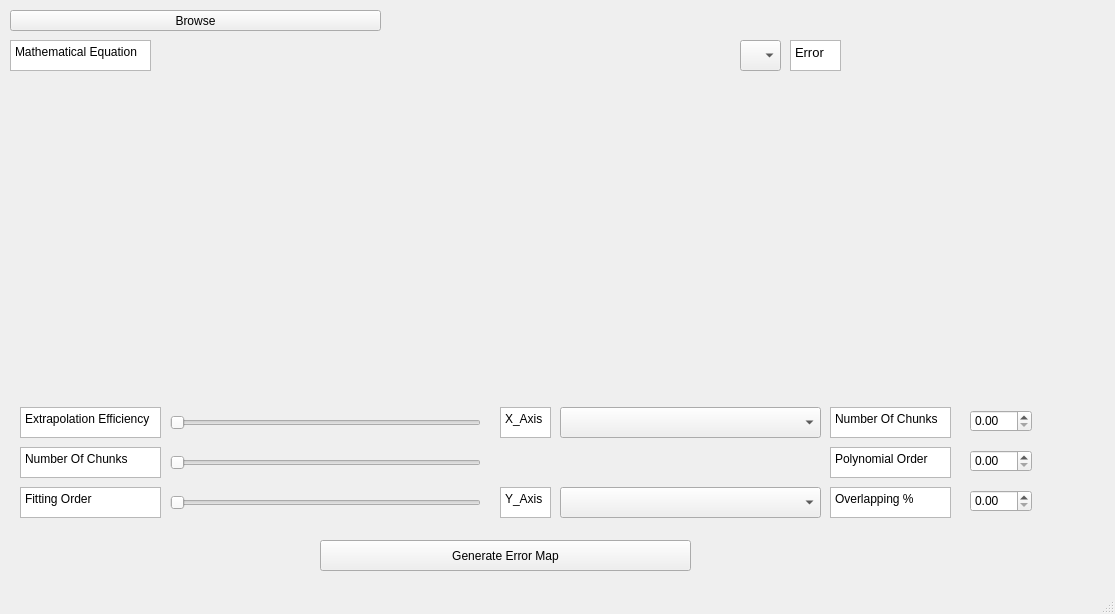
The window that Task4 - Interpolation & Curve Fitting/task4.ui (jemmyyy/dsptasks) describes before a commit, drawn with Qt 5.
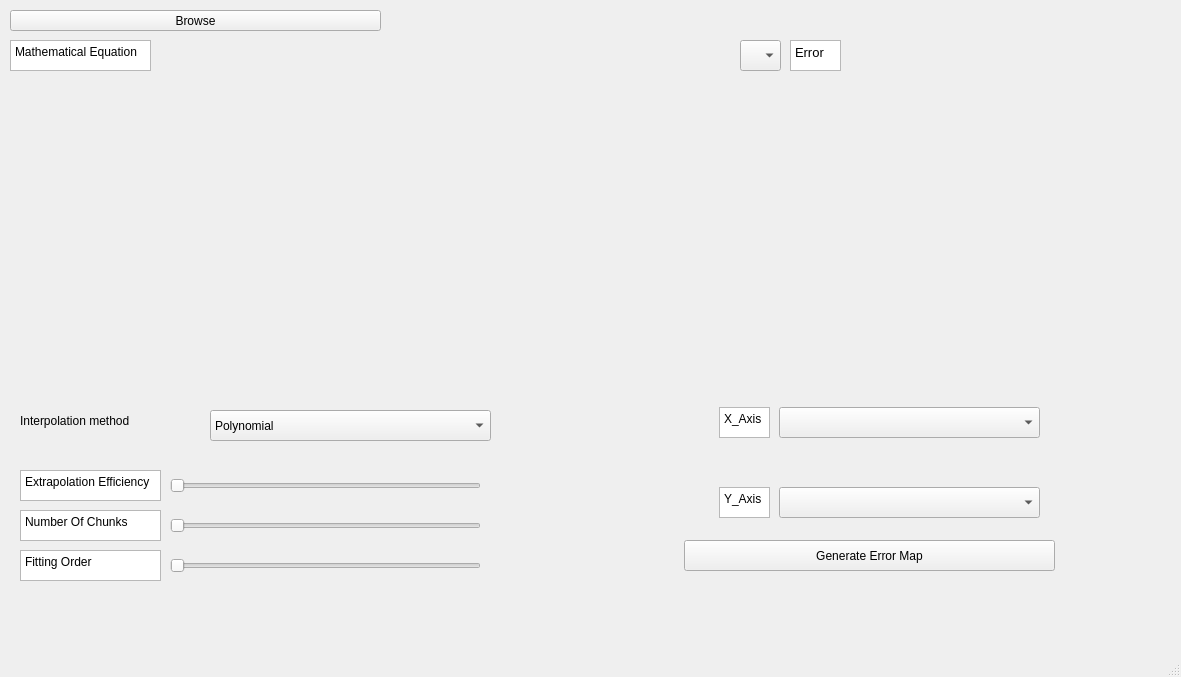
The same window after the commit. Icons and pictures are not drawn.

Commit message: cubic and spline interpolation added

What changed in the file:
```diff
--- a/Task4 - Interpolation & Curve Fitting/task4.ui
+++ b/Task4 - Interpolation & Curve Fitting/task4.ui
@@ -6,8 +6,8 @@
    <rect>
     <x>0</x>
     <y>0</y>
-    <width>1115</width>
-    <height>614</height>
+    <width>1181</width>
+    <height>677</height>
    </rect>
   </property>
   <property name="windowTitle">
@@ -2126,7 +2126,7 @@
     <property name="geometry">
      <rect>
       <x>170</x>
-      <y>407</y>
+      <y>470</y>
       <width>311</width>
       <height>31</height>
      </rect>
@@ -2139,7 +2139,7 @@
     <property name="geometry">
      <rect>
       <x>170</x>
-      <y>447</y>
+      <y>510</y>
       <width>311</width>
       <height>31</height>
      </rect>
@@ -2152,7 +2152,7 @@
     <property name="geometry">
      <rect>
       <x>170</x>
-      <y>487</y>
+      <y>550</y>
       <width>311</width>
       <height>31</height>
      </rect>
@@ -2164,7 +2164,7 @@
    <widget class="QComboBox" name="comboBox_2">
     <property name="geometry">
      <rect>
-      <x>560</x>
+      <x>779</x>
       <y>407</y>
       <width>261</width>
       <height>31</height>
@@ -2174,7 +2174,7 @@
    <widget class="QComboBox" name="comboBox_3">
     <property name="geometry">
      <rect>
-      <x>560</x>
+      <x>779</x>
       <y>487</y>
       <width>261</width>
       <height>31</height>
@@ -2184,7 +2184,7 @@
    <widget class="QTextBrowser" name="textBrowser_3">
     <property name="geometry">
      <rect>
-      <x>500</x>
+      <x>719</x>
       <y>487</y>
       <width>51</width>
       <height>31</height>
@@ -2192,16 +2192,16 @@
     </property>
     <property name="html">
      <string>&lt;!DOCTYPE HTML PUBLIC &quot;-//W3C//DTD HTML 4.0//EN&quot; &quot;http://www.w3.org/TR/REC-html40/strict.dtd&quot;&gt;
-&lt;html&gt;&lt;head&gt;&lt;meta name=&quot;qrichtext&quot; content=&quot;1&quot; /&gt;&lt;meta charset=&quot;utf-8&quot; /&gt;&lt;style type=&quot;text/css&quot;&gt;
+&lt;html&gt;&lt;head&gt;&lt;meta name=&quot;qrichtext&quot; content=&quot;1&quot; /&gt;&lt;style type=&quot;text/css&quot;&gt;
 p, li { white-space: pre-wrap; }
-&lt;/style&gt;&lt;/head&gt;&lt;body style=&quot; font-family:'Segoe UI'; font-size:9pt; font-weight:400; font-style:normal;&quot;&gt;
-&lt;p style=&quot; margin-top:0px; margin-bottom:0px; margin-left:0px; margin-right:0px; -qt-block-indent:0; text-indent:0px;&quot;&gt;&lt;span style=&quot; font-family:'MS Shell Dlg 2';&quot;&gt;Y_Axis&lt;/span&gt;&lt;/p&gt;&lt;/body&gt;&lt;/html&gt;</string>
+&lt;/style&gt;&lt;/head&gt;&lt;body style=&quot; font-family:'MS Shell Dlg 2'; font-size:8pt; font-weight:400; font-style:normal;&quot;&gt;
+&lt;p style=&quot; margin-top:0px; margin-bottom:0px; margin-left:0px; margin-right:0px; -qt-block-indent:0; text-indent:0px;&quot;&gt;&lt;span style=&quot; font-size:9pt;&quot;&gt;Y_Axis&lt;/span&gt;&lt;/p&gt;&lt;/body&gt;&lt;/html&gt;</string>
     </property>
    </widget>
    <widget class="QTextBrowser" name="textBrowser_4">
     <property name="geometry">
      <rect>
-      <x>500</x>
+      <x>719</x>
       <y>407</y>
       <width>51</width>
       <height>31</height>
@@ -2209,118 +2209,67 @@
     </property>
     <property name="html">
      <string>&lt;!DOCTYPE HTML PUBLIC &quot;-//W3C//DTD HTML 4.0//EN&quot; &quot;http://www.w3.org/TR/REC-html40/strict.dtd&quot;&gt;
-&lt;html&gt;&lt;head&gt;&lt;meta name=&quot;qrichtext&quot; content=&quot;1&quot; /&gt;&lt;meta charset=&quot;utf-8&quot; /&gt;&lt;style type=&quot;text/css&quot;&gt;
+&lt;html&gt;&lt;head&gt;&lt;meta name=&quot;qrichtext&quot; content=&quot;1&quot; /&gt;&lt;style type=&quot;text/css&quot;&gt;
 p, li { white-space: pre-wrap; }
-&lt;/style&gt;&lt;/head&gt;&lt;body style=&quot; font-family:'Segoe UI'; font-size:9pt; font-weight:400; font-style:normal;&quot;&gt;
-&lt;p style=&quot; margin-top:0px; margin-bottom:0px; margin-left:0px; margin-right:0px; -qt-block-indent:0; text-indent:0px;&quot;&gt;&lt;span style=&quot; font-family:'MS Shell Dlg 2';&quot;&gt;X_Axis&lt;/span&gt;&lt;/p&gt;&lt;/body&gt;&lt;/html&gt;</string>
+&lt;/style&gt;&lt;/head&gt;&lt;body style=&quot; font-family:'MS Shell Dlg 2'; font-size:8pt; font-weight:400; font-style:normal;&quot;&gt;
+&lt;p style=&quot; margin-top:0px; margin-bottom:0px; margin-left:0px; margin-right:0px; -qt-block-indent:0; text-indent:0px;&quot;&gt;&lt;span style=&quot; font-size:9pt;&quot;&gt;X_Axis&lt;/span&gt;&lt;/p&gt;&lt;/body&gt;&lt;/html&gt;</string>
     </property>
    </widget>
    <widget class="QTextBrowser" name="textBrowser_5">
     <property name="geometry">
      <rect>
       <x>20</x>
-      <y>407</y>
+      <y>470</y>
       <width>141</width>
       <height>31</height>
      </rect>
     </property>
     <property name="html">
      <string>&lt;!DOCTYPE HTML PUBLIC &quot;-//W3C//DTD HTML 4.0//EN&quot; &quot;http://www.w3.org/TR/REC-html40/strict.dtd&quot;&gt;
-&lt;html&gt;&lt;head&gt;&lt;meta name=&quot;qrichtext&quot; content=&quot;1&quot; /&gt;&lt;meta charset=&quot;utf-8&quot; /&gt;&lt;style type=&quot;text/css&quot;&gt;
+&lt;html&gt;&lt;head&gt;&lt;meta name=&quot;qrichtext&quot; content=&quot;1&quot; /&gt;&lt;style type=&quot;text/css&quot;&gt;
 p, li { white-space: pre-wrap; }
-&lt;/style&gt;&lt;/head&gt;&lt;body style=&quot; font-family:'Segoe UI'; font-size:9pt; font-weight:400; font-style:normal;&quot;&gt;
-&lt;p style=&quot; margin-top:0px; margin-bottom:0px; margin-left:0px; margin-right:0px; -qt-block-indent:0; text-indent:0px;&quot;&gt;&lt;span style=&quot; font-family:'MS Shell Dlg 2';&quot;&gt;Extrapolation Efficiency&lt;/span&gt;&lt;/p&gt;&lt;/body&gt;&lt;/html&gt;</string>
+&lt;/style&gt;&lt;/head&gt;&lt;body style=&quot; font-family:'MS Shell Dlg 2'; font-size:8pt; font-weight:400; font-style:normal;&quot;&gt;
+&lt;p style=&quot; margin-top:0px; margin-bottom:0px; margin-left:0px; margin-right:0px; -qt-block-indent:0; text-indent:0px;&quot;&gt;&lt;span style=&quot; font-size:9pt;&quot;&gt;Extrapolation Efficiency&lt;/span&gt;&lt;/p&gt;&lt;/body&gt;&lt;/html&gt;</string>
     </property>
    </widget>
    <widget class="QTextBrowser" name="textBrowser_6">
     <property name="geometry">
      <rect>
       <x>20</x>
-      <y>447</y>
+      <y>510</y>
       <width>141</width>
       <height>31</height>
      </rect>
     </property>
     <property name="html">
      <string>&lt;!DOCTYPE HTML PUBLIC &quot;-//W3C//DTD HTML 4.0//EN&quot; &quot;http://www.w3.org/TR/REC-html40/strict.dtd&quot;&gt;
-&lt;html&gt;&lt;head&gt;&lt;meta name=&quot;qrichtext&quot; content=&quot;1&quot; /&gt;&lt;meta charset=&quot;utf-8&quot; /&gt;&lt;style type=&quot;text/css&quot;&gt;
+&lt;html&gt;&lt;head&gt;&lt;meta name=&quot;qrichtext&quot; content=&quot;1&quot; /&gt;&lt;style type=&quot;text/css&quot;&gt;
 p, li { white-space: pre-wrap; }
-&lt;/style&gt;&lt;/head&gt;&lt;body style=&quot; font-family:'Segoe UI'; font-size:9pt; font-weight:400; font-style:normal;&quot;&gt;
-&lt;p style=&quot; margin-top:0px; margin-bottom:0px; margin-left:0px; margin-right:0px; -qt-block-indent:0; text-indent:0px;&quot;&gt;&lt;span style=&quot; font-family:'MS Shell Dlg 2';&quot;&gt;Number Of Chunks&lt;/span&gt;&lt;/p&gt;&lt;/body&gt;&lt;/html&gt;</string>
+&lt;/style&gt;&lt;/head&gt;&lt;body style=&quot; font-family:'MS Shell Dlg 2'; font-size:8pt; font-weight:400; font-style:normal;&quot;&gt;
+&lt;p style=&quot; margin-top:0px; margin-bottom:0px; margin-left:0px; margin-right:0px; -qt-block-indent:0; text-indent:0px;&quot;&gt;&lt;span style=&quot; font-size:9pt;&quot;&gt;Number Of Chunks&lt;/span&gt;&lt;/p&gt;&lt;/body&gt;&lt;/html&gt;</string>
     </property>
    </widget>
    <widget class="QTextBrowser" name="textBrowser_7">
     <property name="geometry">
      <rect>
       <x>20</x>
-      <y>487</y>
+      <y>550</y>
       <width>141</width>
       <height>31</height>
      </rect>
     </property>
     <property name="html">
      <string>&lt;!DOCTYPE HTML PUBLIC &quot;-//W3C//DTD HTML 4.0//EN&quot; &quot;http://www.w3.org/TR/REC-html40/strict.dtd&quot;&gt;
-&lt;html&gt;&lt;head&gt;&lt;meta name=&quot;qrichtext&quot; content=&quot;1&quot; /&gt;&lt;meta charset=&quot;utf-8&quot; /&gt;&lt;style type=&quot;text/css&quot;&gt;
+&lt;html&gt;&lt;head&gt;&lt;meta name=&quot;qrichtext&quot; content=&quot;1&quot; /&gt;&lt;style type=&quot;text/css&quot;&gt;
 p, li { white-space: pre-wrap; }
-&lt;/style&gt;&lt;/head&gt;&lt;body style=&quot; font-family:'Segoe UI'; font-size:9pt; font-weight:400; font-style:normal;&quot;&gt;
-&lt;p style=&quot; margin-top:0px; margin-bottom:0px; margin-left:0px; margin-right:0px; -qt-block-indent:0; text-indent:0px;&quot;&gt;&lt;span style=&quot; font-family:'MS Shell Dlg 2';&quot;&gt;Fitting Order&lt;/span&gt;&lt;/p&gt;&lt;/body&gt;&lt;/html&gt;</string>
-    </property>
-   </widget>
-   <widget class="QTextBrowser" name="textBrowser_8">
-    <property name="geometry">
-     <rect>
-      <x>830</x>
-      <y>407</y>
-      <width>121</width>
-      <height>31</height>
-     </rect>
-    </property>
-    <property name="html">
-     <string>&lt;!DOCTYPE HTML PUBLIC &quot;-//W3C//DTD HTML 4.0//EN&quot; &quot;http://www.w3.org/TR/REC-html40/strict.dtd&quot;&gt;
-&lt;html&gt;&lt;head&gt;&lt;meta name=&quot;qrichtext&quot; content=&quot;1&quot; /&gt;&lt;meta charset=&quot;utf-8&quot; /&gt;&lt;style type=&quot;text/css&quot;&gt;
-p, li { white-space: pre-wrap; }
-&lt;/style&gt;&lt;/head&gt;&lt;body style=&quot; font-family:'Segoe UI'; font-size:9pt; font-weight:400; font-style:normal;&quot;&gt;
-&lt;p style=&quot; margin-top:0px; margin-bottom:0px; margin-left:0px; margin-right:0px; -qt-block-indent:0; text-indent:0px;&quot;&gt;&lt;span style=&quot; font-family:'MS Shell Dlg 2';&quot;&gt;Number Of Chunks&lt;/span&gt;&lt;/p&gt;&lt;/body&gt;&lt;/html&gt;</string>
-    </property>
-   </widget>
-   <widget class="QTextBrowser" name="textBrowser_9">
-    <property name="geometry">
-     <rect>
-      <x>830</x>
-      <y>447</y>
-      <width>121</width>
-      <height>31</height>
-     </rect>
-    </property>
-    <property name="html">
-     <string>&lt;!DOCTYPE HTML PUBLIC &quot;-//W3C//DTD HTML 4.0//EN&quot; &quot;http://www.w3.org/TR/REC-html40/strict.dtd&quot;&gt;
-&lt;html&gt;&lt;head&gt;&lt;meta name=&quot;qrichtext&quot; content=&quot;1&quot; /&gt;&lt;meta charset=&quot;utf-8&quot; /&gt;&lt;style type=&quot;text/css&quot;&gt;
-p, li { white-space: pre-wrap; }
-&lt;/style&gt;&lt;/head&gt;&lt;body style=&quot; font-family:'Segoe UI'; font-size:9pt; font-weight:400; font-style:normal;&quot;&gt;
-&lt;p style=&quot; margin-top:0px; margin-bottom:0px; margin-left:0px; margin-right:0px; -qt-block-indent:0; text-indent:0px;&quot;&gt;&lt;span style=&quot; font-family:'MS Shell Dlg 2';&quot;&gt;Polynomial Order&lt;/span&gt;&lt;/p&gt;&lt;/body&gt;&lt;/html&gt;</string>
-    </property>
-   </widget>
-   <widget class="QTextBrowser" name="textBrowser_10">
-    <property name="geometry">
-     <rect>
-      <x>830</x>
-      <y>487</y>
-      <width>121</width>
-      <height>31</height>
-     </rect>
-    </property>
-    <property name="html">
-     <string>&lt;!DOCTYPE HTML PUBLIC &quot;-//W3C//DTD HTML 4.0//EN&quot; &quot;http://www.w3.org/TR/REC-html40/strict.dtd&quot;&gt;
-&lt;html&gt;&lt;head&gt;&lt;meta name=&quot;qrichtext&quot; content=&quot;1&quot; /&gt;&lt;meta charset=&quot;utf-8&quot; /&gt;&lt;style type=&quot;text/css&quot;&gt;
-p, li { white-space: pre-wrap; }
-&lt;/style&gt;&lt;/head&gt;&lt;body style=&quot; font-family:'Segoe UI'; font-size:9pt; font-weight:400; font-style:normal;&quot;&gt;
-&lt;p style=&quot; margin-top:0px; margin-bottom:0px; margin-left:0px; margin-right:0px; -qt-block-indent:0; text-indent:0px;&quot;&gt;&lt;span style=&quot; font-family:'MS Shell Dlg 2';&quot;&gt;Overlapping %&lt;/span&gt;&lt;/p&gt;&lt;/body&gt;&lt;/html&gt;</string>
+&lt;/style&gt;&lt;/head&gt;&lt;body style=&quot; font-family:'MS Shell Dlg 2'; font-size:8pt; font-weight:400; font-style:normal;&quot;&gt;
+&lt;p style=&quot; margin-top:0px; margin-bottom:0px; margin-left:0px; margin-right:0px; -qt-block-indent:0; text-indent:0px;&quot;&gt;&lt;span style=&quot; font-size:9pt;&quot;&gt;Fitting Order&lt;/span&gt;&lt;/p&gt;&lt;/body&gt;&lt;/html&gt;</string>
     </property>
    </widget>
    <widget class="QPushButton" name="pushButton">
     <property name="geometry">
      <rect>
-      <x>320</x>
+      <x>684</x>
       <y>540</y>
       <width>371</width>
       <height>31</height>
@@ -2354,34 +2303,42 @@
     </property>
     <layout class="QGridLayout" name="gridLayout"/>
    </widget>
-   <widget class="QDoubleSpinBox" name="NumberofChunks">
+   <widget class="QComboBox" name="interpolationSelector">
     <property name="geometry">
      <rect>
-      <x>970</x>
+      <x>210</x>
       <y>410</y>
-      <width>62</width>
-      <height>22</height>
+      <width>281</width>
+      <height>31</height>
      </rect>
     </property>
+    <item>
+     <property name="text">
+      <string>Polynomial</string>
+     </property>
+    </item>
+    <item>
+     <property name="text">
+      <string>Spline</string>
+     </property>
+    </item>
+    <item>
+     <property name="text">
+      <string>Cubic</string>
+     </property>
+    </item>
    </widget>
-   <widget class="QDoubleSpinBox" name="PolynomialOrder">
+   <widget class="QLabel" name="label">
     <property name="geometry">
      <rect>
-      <x>970</x>
-      <y>450</y>
-      <width>62</width>
-      <height>22</height>
+      <x>20</x>
+      <y>400</y>
+      <width>171</width>
+      <height>41</height>
      </rect>
     </property>
-   </widget>
-   <widget class="QDoubleSpinBox" name="OverLapping">
-    <property name="geometry">
-     <rect>
-      <x>970</x>
-      <y>490</y>
-      <width>62</width>
-      <height>22</height>
-     </rect>
+    <property name="text">
+     <string>Interpolation method</string>
     </property>
    </widget>
   </widget>
```
Left out of the diff: 12 changed lines with no effect on the pictures. The commit also changes 1 other file.
